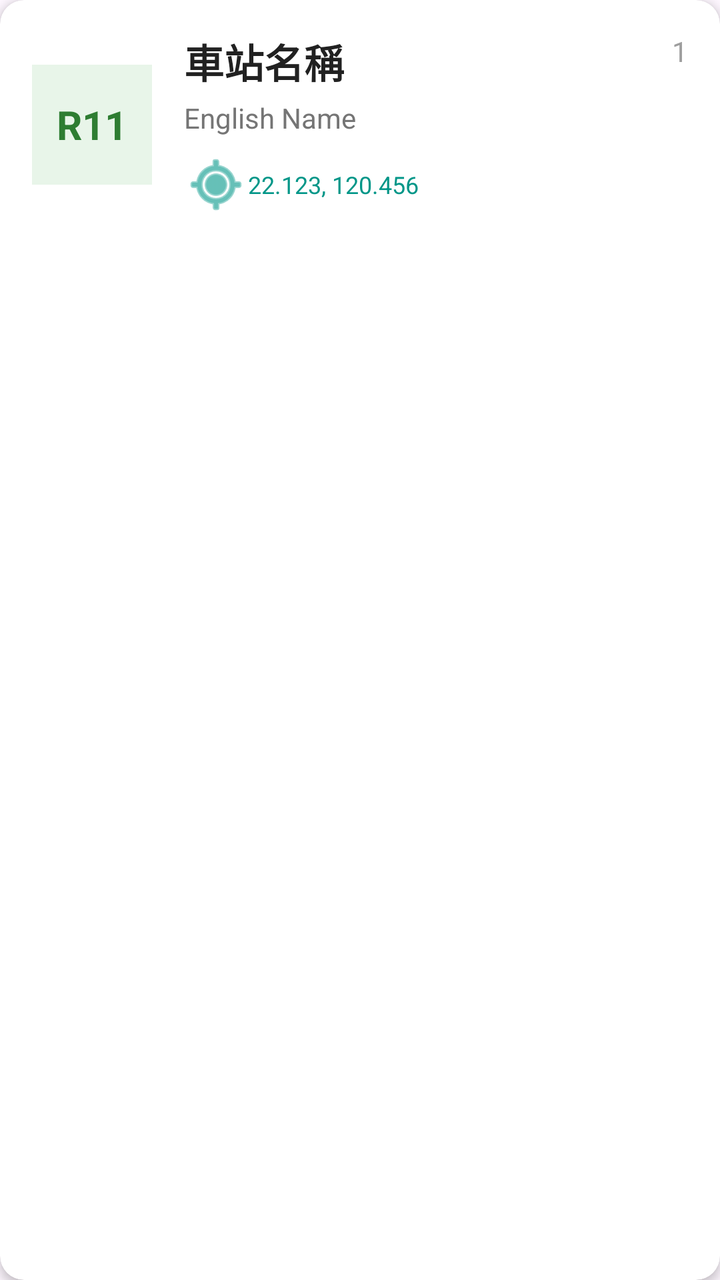
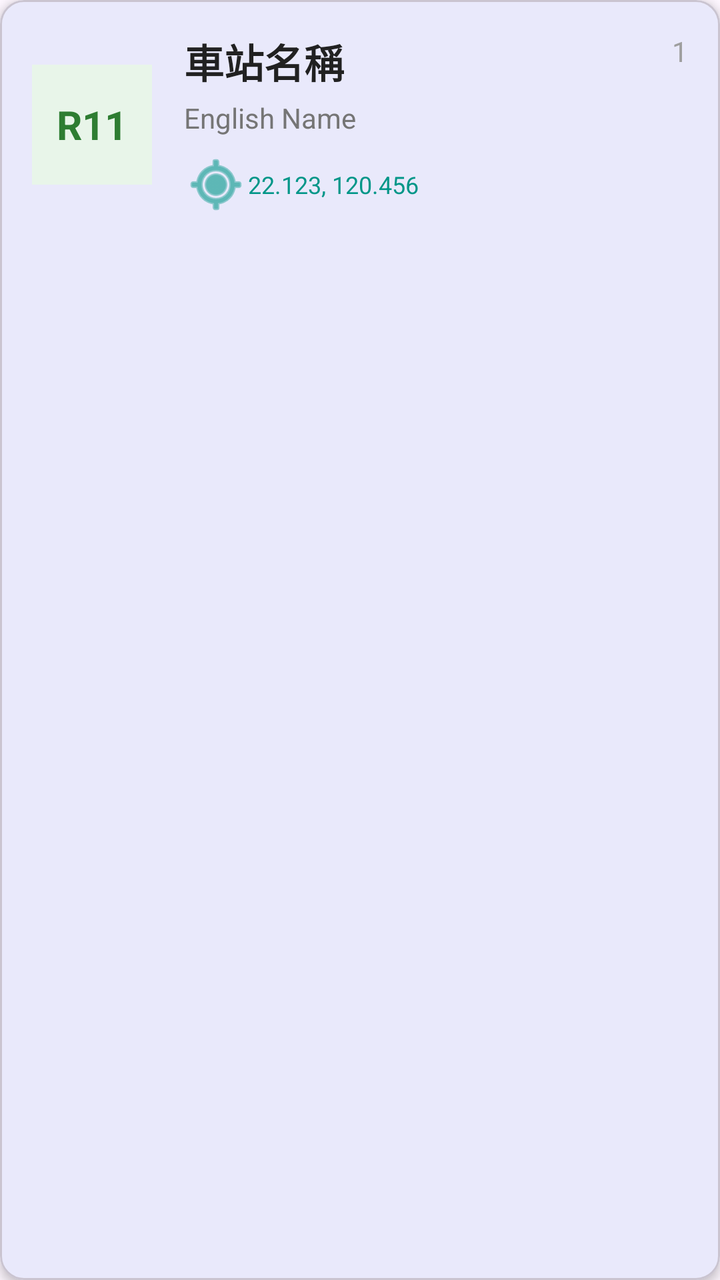

The first picture is an Android layout as it rendered before a commit; the second is the same layout after the commit. The layout source and the unified diff follow.
<!-- AndroidManifest.xml: application theme Theme.Homework2 -->
<!-- res/layout/item_data.xml -->
<?xml version="1.0" encoding="utf-8"?>
<androidx.cardview.widget.CardView xmlns:android="http://schemas.android.com/apk/res/android"
    xmlns:app="http://schemas.android.com/apk/res-auto"
    android:layout_width="match_parent"
    android:layout_height="wrap_content"
    android:layout_marginHorizontal="16dp"
    android:layout_marginVertical="8dp"
    app:cardCornerRadius="12dp"
    app:cardElevation="3dp">

    
    <androidx.constraintlayout.widget.ConstraintLayout
        android:layout_width="match_parent"
        android:layout_height="wrap_content"
        android:padding="16dp">

        
        <TextView
            android:id="@+id/textView_no"
            android:layout_width="60dp"
            android:layout_height="60dp"
            android:background="#E8F5E9"
            android:gravity="center"
            android:text="R11"
            android:textColor="#2E7D32"
            android:textSize="20sp"
            android:textStyle="bold"
            app:layout_constraintBottom_toBottomOf="parent"
            app:layout_constraintStart_toStartOf="parent"
            app:layout_constraintTop_toTopOf="parent" />

        
        <TextView
            android:id="@+id/textView_name"
            android:layout_width="0dp"
            android:layout_height="wrap_content"
            android:layout_marginStart="16dp"
            android:layout_marginEnd="8dp"
            android:text="車站名稱"
            android:textColor="#212121"
            android:textSize="20sp"
            android:textStyle="bold"
            app:layout_constraintEnd_toStartOf="@+id/textView_seq"
            app:layout_constraintStart_toEndOf="@+id/textView_no"
            app:layout_constraintTop_toTopOf="parent" />

        
        <TextView
            android:id="@+id/textView_seq"
            android:layout_width="wrap_content"
            android:layout_height="wrap_content"
            android:text="1"
            android:textColor="#9E9E9E"
            android:textSize="14sp"
            app:layout_constraintEnd_toEndOf="parent"
            app:layout_constraintTop_toTopOf="parent" />

        
        <TextView
            android:id="@+id/textView_english_name"
            android:layout_width="0dp"
            android:layout_height="wrap_content"
            android:layout_marginTop="4dp"
            android:text="English Name"
            android:textColor="#757575"
            android:textSize="14sp"
            app:layout_constraintEnd_toEndOf="parent"
            app:layout_constraintStart_toStartOf="@+id/textView_name"
            app:layout_constraintTop_toBottomOf="@+id/textView_name" />

        
        <TextView
            android:id="@+id/textView_lat_lng"
            android:layout_width="0dp"
            android:layout_height="wrap_content"
            android:layout_marginTop="8dp"
            android:text="22.123, 120.456"
            android:textColor="#009688"
            android:textSize="12sp"
            app:drawableStartCompat="@android:drawable/ic_menu_mylocation"
            app:drawableTint="#009688"
            app:layout_constraintBottom_toBottomOf="parent"
            app:layout_constraintEnd_toEndOf="parent"
            app:layout_constraintStart_toStartOf="@+id/textView_name"
            app:layout_constraintTop_toBottomOf="@+id/textView_english_name"
            android:gravity="center_vertical"/>

    </androidx.constraintlayout.widget.ConstraintLayout>
</androidx.cardview.widget.CardView>
<!-- resources referenced by this layout -->
<resources>
  <style name="Theme.Homework2" parent="Base.Theme.Homework2" />
  <style name="Base.Theme.Homework2" parent="Theme.Material3.DayNight.NoActionBar">
  
          
          
          
          <item name="colorPrimary">@color/my_primary</item>
  
          
          <item name="colorOnPrimary">@color/my_on_primary</item>
  
          
          <item name="colorPrimaryContainer">@color/my_primary_container</item>
  
          
          <item name="colorOnPrimaryContainer">@color/my_on_primary_container</item>
      </style>
  <color name="my_primary">#0056D2</color>
  <color name="my_on_primary">#FFFFFF</color>
  <color name="my_primary_container">#D7E3FF</color>
  <color name="my_on_primary_container">#001B3F</color>
</resources>

<!-- the commit's change to res/layout/item_data.xml (unified diff, before → after) -->
@@ -1,12 +1,17 @@
 <?xml version="1.0" encoding="utf-8"?>
-<androidx.cardview.widget.CardView xmlns:android="http://schemas.android.com/apk/res/android"
+<com.google.android.material.card.MaterialCardView
+    xmlns:android="http://schemas.android.com/apk/res/android"
     xmlns:app="http://schemas.android.com/apk/res-auto"
     android:layout_width="match_parent"
     android:layout_height="wrap_content"
     android:layout_marginHorizontal="16dp"
     android:layout_marginVertical="8dp"
     app:cardCornerRadius="12dp"
-    app:cardElevation="3dp">
+    app:cardElevation="3dp"
+    android:clickable="true"
+    android:focusable="true"
+    app:rippleColor="#33000000">
+
 
     
     <androidx.constraintlayout.widget.ConstraintLayout
@@ -86,4 +91,4 @@
             android:gravity="center_vertical"/>
 
     </androidx.constraintlayout.widget.ConstraintLayout>
-</androidx.cardview.widget.CardView>
+</com.google.android.material.card.MaterialCardView>
